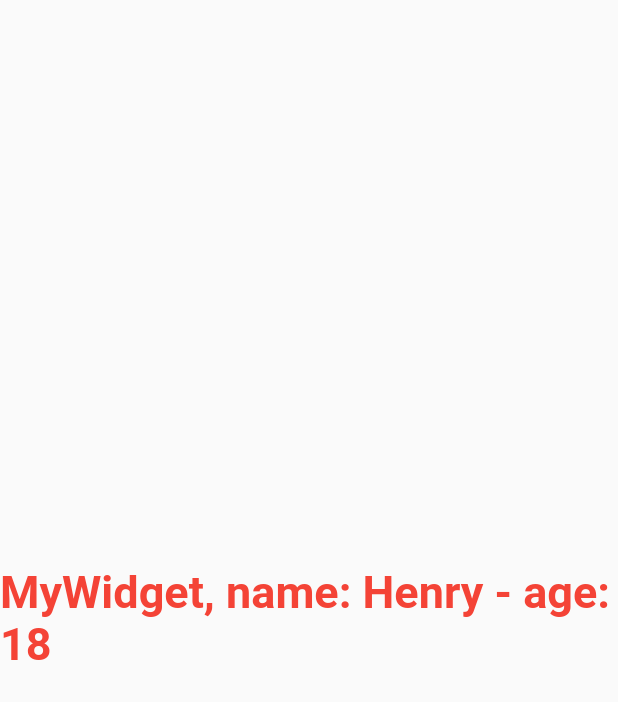
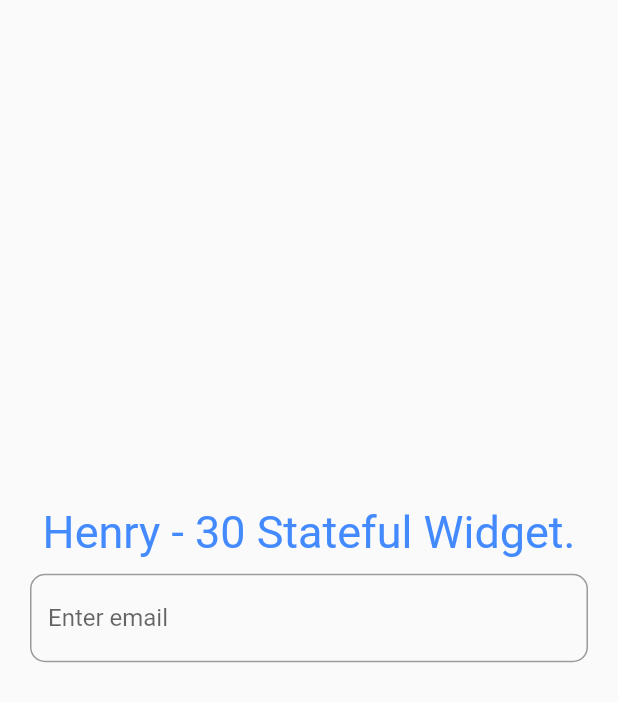
Before and after one commit to huannguyen4404/flutter, a Flutter app: the screen it shows after launch, on a phone screen of 412 x 824 dp. Shown: the top 702 px of the screen. Run offline on Flutter 3.47's test engine with Material 2 defaults, Android fonts, the phone set to English and light mode, and no system bars.

Commit message:
first stateful widget

```diff
--- a/flutter_playground/lib/main.dart
+++ b/flutter_playground/lib/main.dart
@@ -1,38 +1,9 @@
 import 'package:flutter/material.dart';
+import 'my_widget.dart';
 
 void main() {
   //Center is a widget, Text is a widget
   runApp(
-    MyWidget(name: 'Henry', age: 18),
+    MyWidget(name: 'Henry', age: 30),
   );
 }
-
-//You can define your own Widget
-class MyWidget extends StatelessWidget {
-  //Let's define a constructor here
-  String name;
-  int age;
-
-  MyWidget({this.name, this.age});
-
-  //StatelessWidget: widget which do not have "state"(property which has been changed <-> User Interface)
-  @override
-  Widget build(BuildContext context) {
-    // build: abstract method from parent class(StatelessWidget)
-    return MaterialApp(
-        title: "This is my first app",
-        home: Scaffold(
-          body: Center(
-            child: Text(
-              'MyWidget, name: $name - age: $age',
-              style: TextStyle(
-                fontSize: 30,
-                fontWeight: FontWeight.bold,
-                color: Colors.red,
-              ),
-              textDirection: TextDirection.ltr, //left-to-right
-            ),
-          ),
-        ));
-  }
-}
--- /dev/null
+++ b/flutter_playground/lib/my_widget.dart
@@ -0,0 +1,58 @@
+import 'package:flutter/material.dart';
+
+class MyWidget extends StatefulWidget {
+  String name;
+  int age;
+
+  MyWidget({this.name, this.age});
+
+  @override
+  State<StatefulWidget> createState() {
+    return _MyWidgetState();
+  }
+}
+
+class _MyWidgetState extends State<MyWidget> {
+  String _email = ''; // state
+
+  final emailEditingCtl = TextEditingController();
+
+  @override
+  Widget build(BuildContext context) {
+    return MaterialApp(
+      title: 'Stateful Widget',
+      home: Scaffold(
+        body: Center(
+          child: Column(
+            mainAxisAlignment: MainAxisAlignment.center,
+            children: [
+              Text(
+                '${widget.name} - ${widget.age} Stateful Widget.',
+                style: TextStyle(fontSize: 30, color: Colors.blueAccent),
+              ),
+              Container(
+                padding: EdgeInsets.symmetric(horizontal: 20, vertical: 10),
+                child: TextField(
+                  // controller: emailEditingCtl,
+                  onChanged: (text) => this.setState(() {
+                    _email = text; // re-run build()
+                  }),
+                  decoration: InputDecoration(
+                    border: OutlineInputBorder(
+                      borderRadius: BorderRadius.all(Radius.circular(10)),
+                    ),
+                    labelText: 'Enter email',
+                  ),
+                ),
+              ),
+              Text(
+                _email,
+                style: TextStyle(fontSize: 30, color: Colors.green),
+              ),
+            ],
+          ),
+        ),
+      ),
+    );
+  }
+}
```
